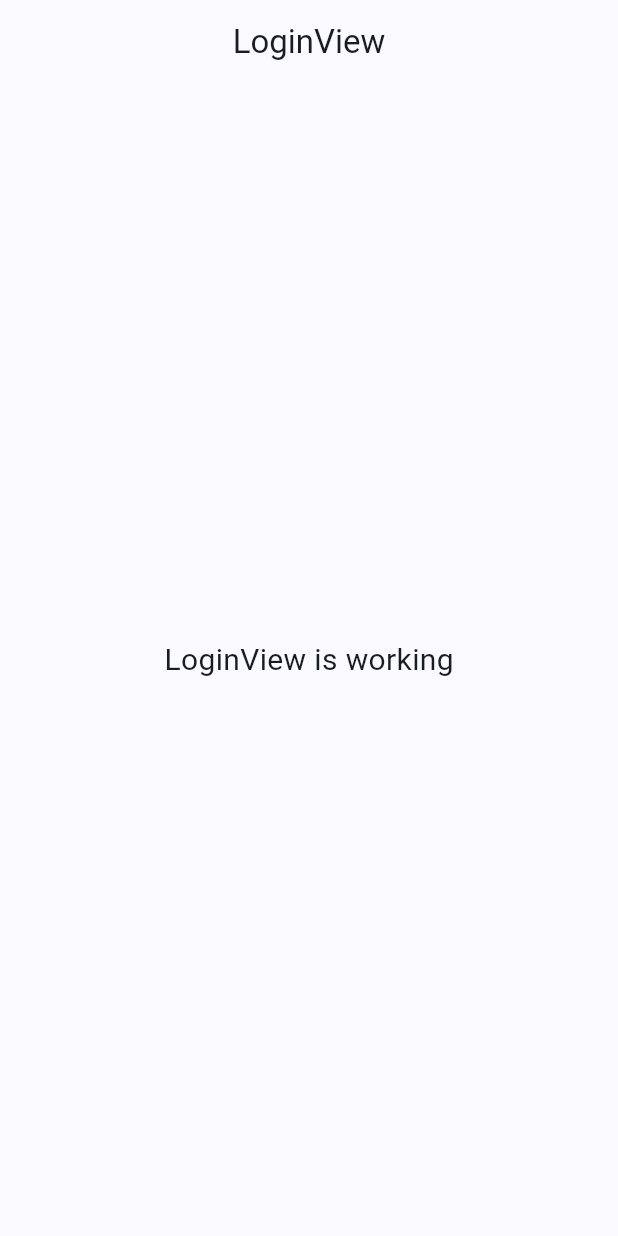
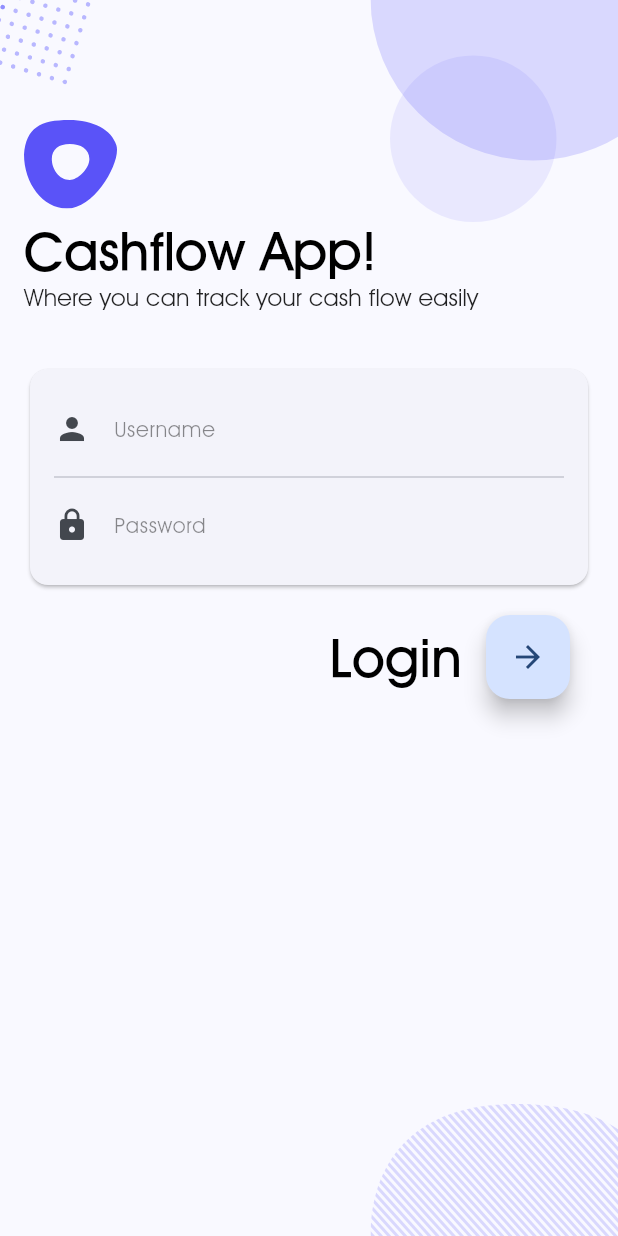
Before and after one commit to dharmayudistira/cash_flow, a Flutter app: the screen it shows after launch, on a phone screen of 412 x 824 dp. Run offline on Flutter 3.47's test engine with Material 2 defaults, Android fonts, the phone set to English and light mode, and no system bars; our stand-ins replace flutter_svg, get.

Commit message:
feat: login UI

```diff
--- a/lib/app/modules/login/views/login_view.dart
+++ b/lib/app/modules/login/views/login_view.dart
@@ -1,4 +1,5 @@
 import 'package:flutter/material.dart';
+import 'package:flutter_svg/flutter_svg.dart';
 
 import 'package:get/get.dart';
 
@@ -9,16 +10,110 @@ class LoginView extends GetView<LoginController> {
   @override
   Widget build(BuildContext context) {
     return Scaffold(
-      appBar: AppBar(
-        title: const Text('LoginView'),
-        centerTitle: true,
-      ),
-      body: Center(
-        child: Text(
-          'LoginView is working',
-          style: TextStyle(fontSize: 20),
+      body: _buildBodyLogin(context),
+    );
+  }
+
+  Widget _buildBodyLogin(BuildContext context) {
+    return Stack(
+      children: [
+        Container(),
+        SvgPicture.asset('assets/dots_rectangle.svg'),
+        Positioned(
+          top: 0,
+          right: 0,
+          child: SvgPicture.asset('assets/background_circles.svg'),
         ),
+        Positioned(
+          bottom: 0,
+          right: 0,
+          child: SvgPicture.asset('assets/striped_oval.svg'),
+        ),
+        _buildLogoLogin(context),
+      ],
+    );
+  }
+
+  Widget _buildLogoLogin(BuildContext context) {
+    return Padding(
+      padding: const EdgeInsets.symmetric(horizontal: 16),
+      child: Column(
+        crossAxisAlignment: CrossAxisAlignment.start,
+        children: [
+          const SizedBox(height: 80),
+          SvgPicture.asset('assets/sample_logo.svg'),
+          const SizedBox(height: 8),
+          Text(
+            "Cashflow App!",
+            style: Theme.of(context).textTheme.headline1,
+          ),
+          Text(
+            "Where you can track your cash flow easily",
+            style: Theme.of(context).textTheme.subtitle2,
+          ),
+          const SizedBox(height: 32),
+          _buildFormLogin(context),
+        ],
       ),
     );
   }
+
+  Widget _buildFormLogin(BuildContext context) {
+    return Column(
+      children: [
+        Card(
+          child: Padding(
+            padding: const EdgeInsets.all(16),
+            child: Column(
+              children: [
+                TextField(
+                  cursorColor: Theme.of(context).primaryColor,
+                  style: Theme.of(context).textTheme.bodyText1,
+                  decoration: InputDecoration(
+                    hintText: "Username",
+                    border: InputBorder.none,
+                    hintStyle: Theme.of(context).textTheme.bodyText1,
+                    icon: const Icon(
+                      Icons.person,
+                    ),
+                  ),
+                  // controller: _usernameController,
+                ),
+                const Divider(),
+                TextField(
+                  cursorColor: Theme.of(context).primaryColor,
+                  style: Theme.of(context).textTheme.bodyText1,
+                  decoration: InputDecoration(
+                    hintText: "Password",
+                    border: InputBorder.none,
+                    hintStyle: Theme.of(context).textTheme.bodyText1,
+                    icon: const Icon(
+                      Icons.lock,
+                    ),
+                  ),
+                  // controller: _passwordController,
+                ),
+              ],
+            ),
+          ),
+        ),
+        Row(
+          mainAxisAlignment: MainAxisAlignment.end,
+          children: [
+            Text(
+              "Login",
+              style: Theme.of(context).textTheme.headline2,
+            ),
+            Padding(
+              padding: const EdgeInsets.all(16),
+              child: FloatingActionButton(
+                onPressed: () {},
+                child: const Icon(Icons.arrow_forward),
+              ),
+            ),
+          ],
+        ),
+      ],
+    );
+  }
 }
--- a/pubspec.yaml
+++ b/pubspec.yaml
@@ -3,13 +3,14 @@ version: 1.0.0+1
 publish_to: none
 description: A new Flutter project.
 environment:
-  sdk: '>=2.17.6 <3.0.0'
+  sdk: ">=2.17.6 <3.0.0"
 
 dependencies:
   cupertino_icons: ^1.0.2
-  get: 4.6.5
   flutter:
     sdk: flutter
+  flutter_svg: ^1.1.1+1
+  get: 4.6.5
 
 dev_dependencies:
   flutter_lints: 2.0.1
```
Also changed, not shown: pubspec.lock.
